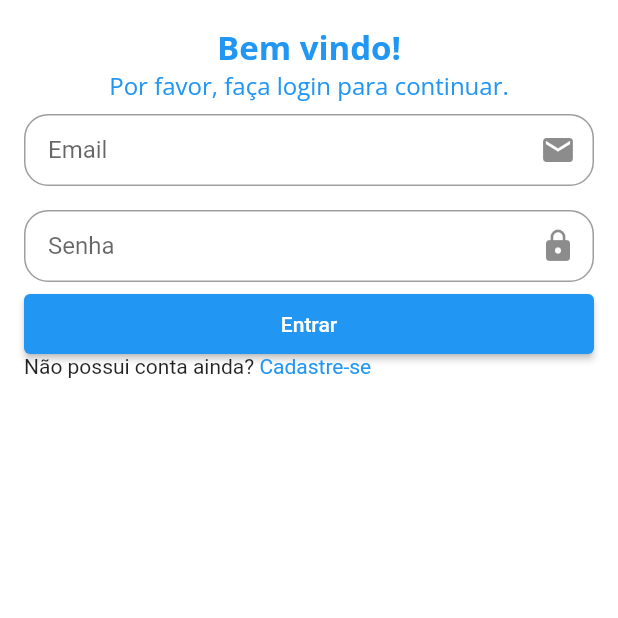
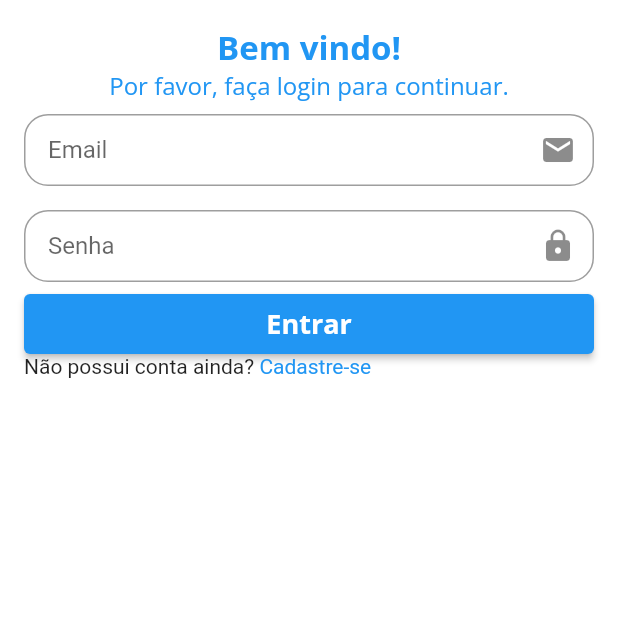
Before and after one commit to JohnAzedo/News, a Flutter app: the screen it shows after launch, on a phone screen of 412 x 824 dp, the top half of it. Run offline on Flutter 3.47's test engine with Material 2 defaults, Android fonts, the phone set to English and light mode, and no system bars; our stand-ins replace dio, google_fonts, jiffy, shared_preferences, splashscreen; network calls fail.

Commit message:
[client] style: Add style to text of login screen button

```diff
--- a/client/lib/screens/auth/login.dart
+++ b/client/lib/screens/auth/login.dart
@@ -86,7 +86,14 @@ class _LoginScreenState extends State<LoginScreen> {
                 width: Size.infinite.width,
                 child: ElevatedButton(
                   onPressed: () => _login(context),
-                  child: Text('Entrar'),
+                  child: Text(
+                    'Entrar',
+                    style: GoogleFonts.openSans(
+                      color: Colors.white,
+                      fontWeight: FontWeight.bold,
+                      fontSize: 18,
+                    ),
+                  ),
                 ),
               ),
               Row(
```
